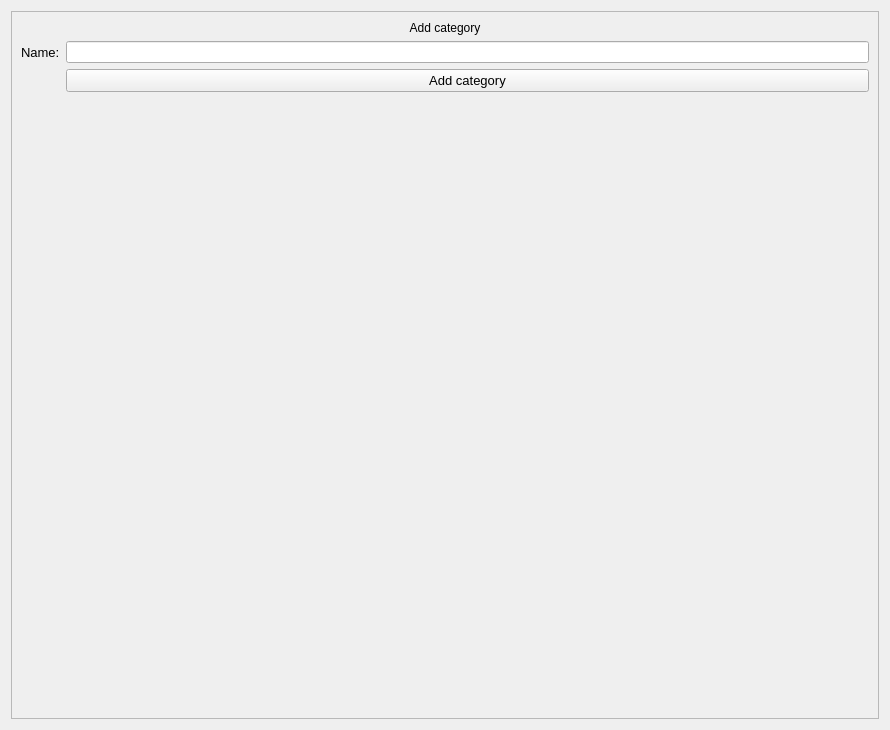
First picture: the form in assets/ui_XML/addCategory_window.ui, repository nisaia/P-yQt-ersonal-management-system, before the edit.
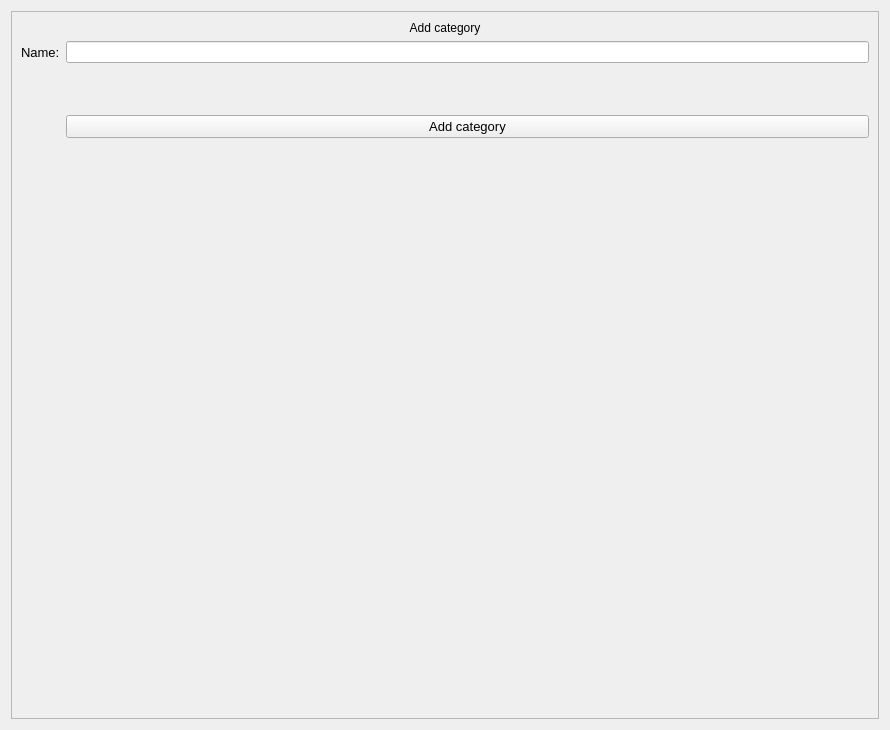
Second picture: the form after the edit.

```diff
--- a/assets/ui_XML/addCategory_window.ui
+++ b/assets/ui_XML/addCategory_window.ui
@@ -50,7 +50,7 @@
       <item row="1" column="1">
        <widget class="QLineEdit" name="categoryName_lineEdit"/>
       </item>
-      <item row="2" column="1">
+      <item row="3" column="1">
        <widget class="QPushButton" name="addCategory_button">
         <property name="font">
          <font>
@@ -72,6 +72,22 @@
         </property>
        </widget>
       </item>
+      <item row="2" column="1">
+       <spacer name="verticalSpacer">
+        <property name="orientation">
+         <enum>Qt::Vertical</enum>
+        </property>
+        <property name="sizeType">
+         <enum>QSizePolicy::Preferred</enum>
+        </property>
+        <property name="sizeHint" stdset="0">
+         <size>
+          <width>20</width>
+          <height>40</height>
+         </size>
+        </property>
+       </spacer>
+      </item>
      </layout>
     </widget>
    </item>
```
